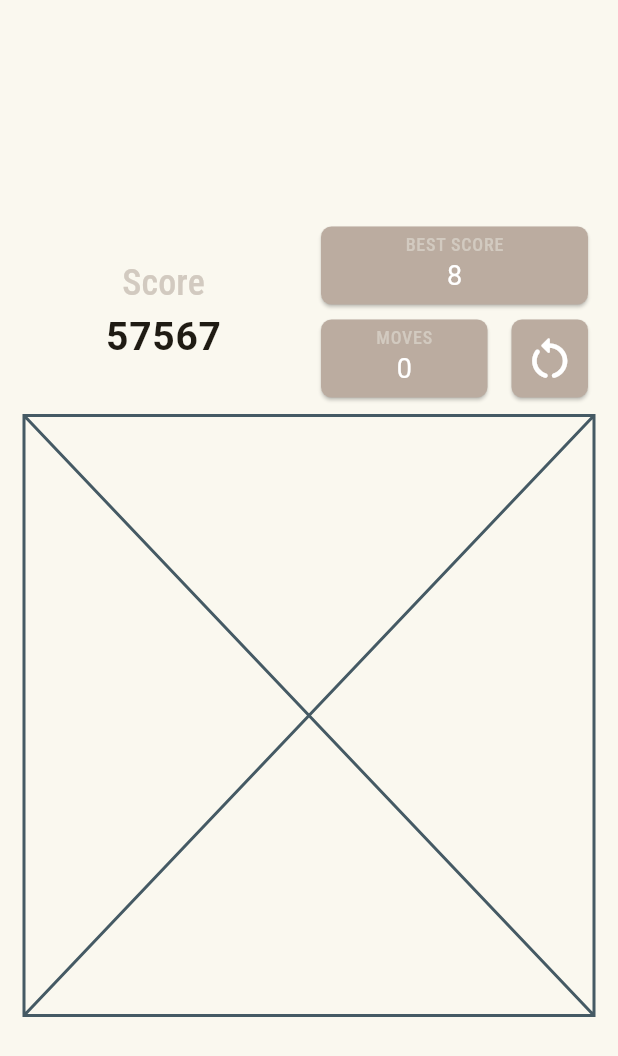
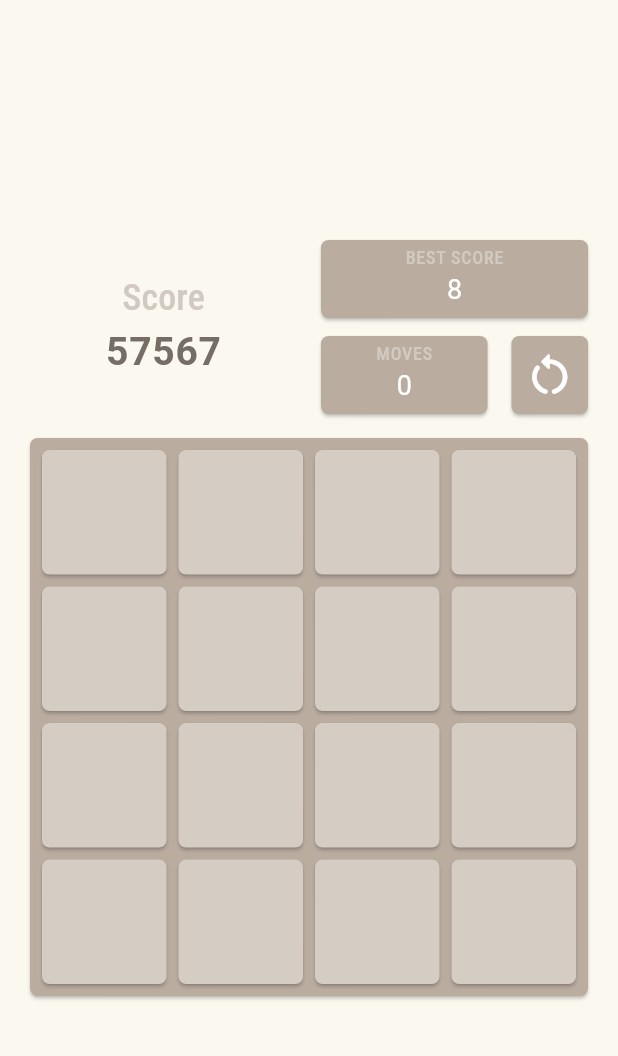
Before and after one commit to Esosek/my_2048, a Flutter app: the screen it shows after launch, on a phone screen of 412 x 824 dp. Shown: the top 1056 px of the screen. Run offline on Flutter 3.47's test engine with Material 3 defaults, Android fonts, the phone set to English and light mode, and no system bars; our stand-ins replace flutter_riverpod, google_fonts, logger.

Commit message:
Added Board grid

```diff
--- a/lib/components/board.dart
+++ b/lib/components/board.dart
@@ -1,10 +1,23 @@
 import 'package:flutter/material.dart';
+
+import 'package:my_2048/components/board_tile.dart';
 
 class Board extends StatelessWidget {
   const Board({super.key});
 
   @override
   Widget build(BuildContext context) {
-    return const Placeholder();
+    return SizedBox(
+      width: double.infinity,
+      child: Card(
+        child: GridView.count(
+          shrinkWrap: true,
+          crossAxisCount: 4,
+          padding: const EdgeInsets.all(4),
+          physics: const NeverScrollableScrollPhysics(),
+          children: List.generate(16, (_) => const BoardTile()),
+        ),
+      ),
+    );
   }
 }
--- a/lib/components/board_tile.dart
+++ b/lib/components/board_tile.dart
@@ -0,0 +1,12 @@
+import 'package:flutter/material.dart';
+
+class BoardTile extends StatelessWidget {
+  const BoardTile({super.key});
+
+  @override
+  Widget build(BuildContext context) {
+    return const Card(
+      color: Color.fromARGB(255, 213, 205, 196),
+    );
+  }
+}
--- a/lib/components/score_counter.dart
+++ b/lib/components/score_counter.dart
@@ -14,7 +14,7 @@ class ScoreCounter extends StatelessWidget {
         Text(
           '57567',
           style: Theme.of(context).textTheme.bodyLarge!.copyWith(
-                color: Theme.of(context).colorScheme.onBackground,
+                color: const Color.fromARGB(255, 118, 109, 101),
                 fontWeight: FontWeight.w600,
               ),
         ),
--- a/lib/main.dart
+++ b/lib/main.dart
@@ -25,7 +25,7 @@ class MainApp extends StatelessWidget {
           cardTheme: const CardTheme().copyWith(
             color: const Color.fromARGB(255, 187, 172, 160),
             shape: RoundedRectangleBorder(
-              borderRadius: BorderRadius.circular(7),
+              borderRadius: BorderRadius.circular(5),
             ),
           ),
           iconTheme: const IconThemeData().copyWith(
--- a/lib/screens/game_screen.dart
+++ b/lib/screens/game_screen.dart
@@ -35,7 +35,7 @@ class GameScreen extends StatelessWidget {
                             value: '8',
                           ),
                         ),
-                        SizedBox(height: 2),
+                        SizedBox(height: 4),
                         Row(
                           children: [
                             Expanded(
```
